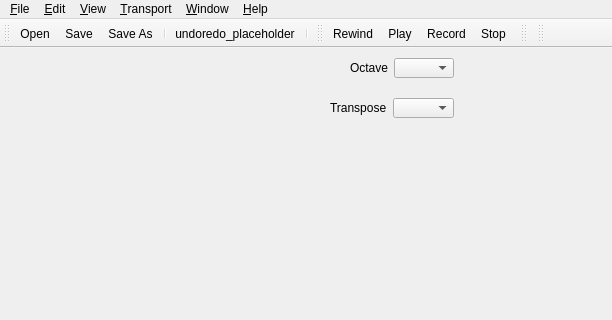
The window that cosecantmainwindow.ui (edpowley/cosecant) describes before a commit, drawn with Qt 5; both pictures show x 0 to 612 and y 0 to 320 of the 612 by 507 pixel window.
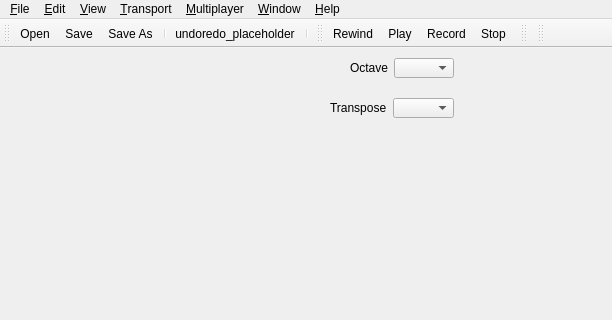
The same window after the commit. Icons and pictures are not drawn.

Commit message: Change copyright year in about dialog Typedef int64 Add multiplayer menu Add dependency on QtNetwork

What changed in the file:
```diff
--- a/cosecantmainwindow.ui
+++ b/cosecantmainwindow.ui
@@ -142,10 +142,16 @@
     </property>
     <addaction name="actionAbout"/>
    </widget>
+   <widget class="QMenu" name="menuMultiplayer">
+    <property name="title">
+     <string>&amp;Multiplayer</string>
+    </property>
+   </widget>
    <addaction name="menuFile"/>
    <addaction name="menu_Edit"/>
    <addaction name="menu_View"/>
    <addaction name="menu_Transport"/>
+   <addaction name="menuMultiplayer"/>
    <addaction name="menuWindow"/>
    <addaction name="menu_Help"/>
   </widget>
```
The commit also changes 4 other files.
